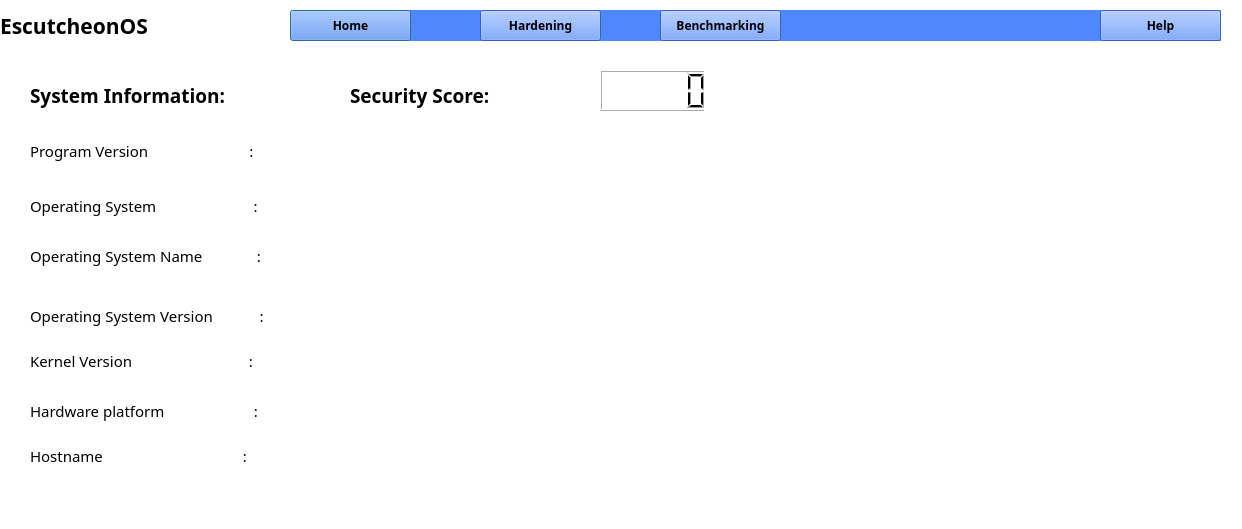
Above: homescreen.ui from aadityakm113/UBSecure before the change. Below: the same form after it.
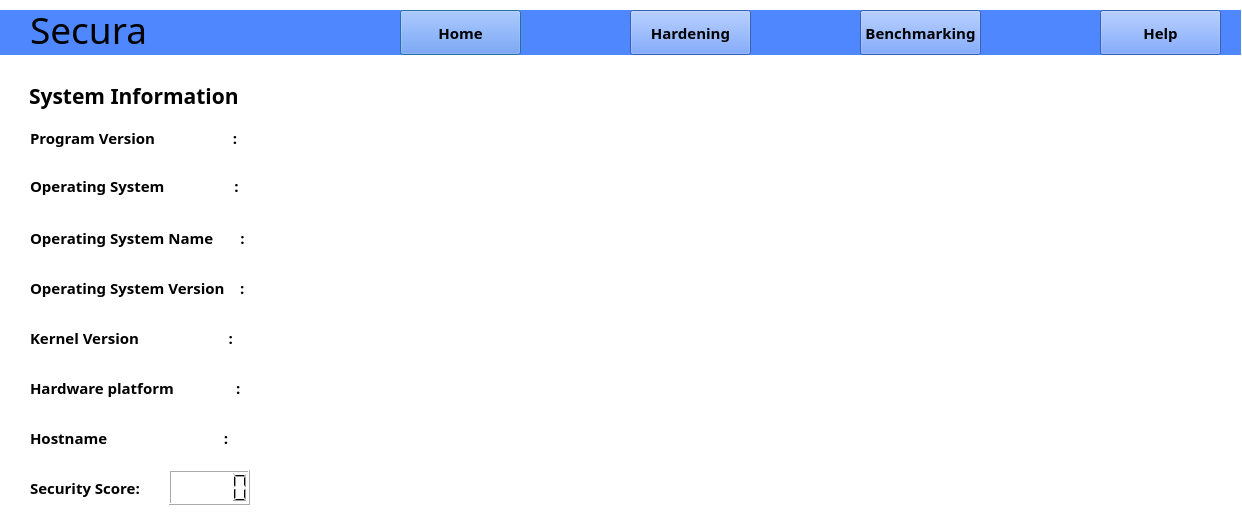
That is the form after the change. Icons and pictures are not drawn.

Patch:
```diff
--- a/homescreen.ui
+++ b/homescreen.ui
@@ -31,10 +31,10 @@
   <widget class="QLabel" name="bluebar">
    <property name="geometry">
     <rect>
-     <x>310</x>
+     <x>0</x>
      <y>10</y>
-     <width>911</width>
-     <height>31</height>
+     <width>1241</width>
+     <height>45</height>
     </rect>
    </property>
    <property name="styleSheet">
@@ -47,16 +47,16 @@
   <widget class="QPushButton" name="homebutton">
    <property name="geometry">
     <rect>
-     <x>290</x>
+     <x>400</x>
      <y>10</y>
      <width>121</width>
-     <height>31</height>
+     <height>45</height>
     </rect>
    </property>
    <property name="font">
     <font>
      <family>Segoe UI Semibold</family>
-     <pointsize>9</pointsize>
+     <pointsize>11</pointsize>
      <weight>75</weight>
      <bold>true</bold>
     </font>
@@ -72,16 +72,16 @@
   <widget class="QPushButton" name="hardeningbutton">
    <property name="geometry">
     <rect>
-     <x>480</x>
+     <x>630</x>
      <y>10</y>
      <width>121</width>
-     <height>31</height>
+     <height>45</height>
     </rect>
    </property>
    <property name="font">
     <font>
      <family>Segoe UI Semibold</family>
-     <pointsize>9</pointsize>
+     <pointsize>11</pointsize>
      <weight>75</weight>
      <bold>true</bold>
     </font>
@@ -97,16 +97,16 @@
   <widget class="QPushButton" name="benchmarkingbutton">
    <property name="geometry">
     <rect>
-     <x>660</x>
+     <x>860</x>
      <y>10</y>
      <width>121</width>
-     <height>31</height>
+     <height>45</height>
     </rect>
    </property>
    <property name="font">
     <font>
      <family>Segoe UI Semibold</family>
-     <pointsize>9</pointsize>
+     <pointsize>11</pointsize>
      <weight>75</weight>
      <bold>true</bold>
     </font>
@@ -122,22 +122,26 @@
   <widget class="QLabel" name="titlelabel">
    <property name="geometry">
     <rect>
-     <x>0</x>
-     <y>0</y>
-     <width>211</width>
-     <height>51</height>
+     <x>30</x>
+     <y>10</y>
+     <width>181</width>
+     <height>39</height>
     </rect>
    </property>
    <property name="font">
     <font>
-     <family>Segoe UI Semibold</family>
-     <pointsize>16</pointsize>
-     <weight>75</weight>
-     <bold>true</bold>
+     <family>Sitka</family>
+     <pointsize>28</pointsize>
+     <weight>50</weight>
+     <bold>false</bold>
     </font>
    </property>
+   <property name="styleSheet">
+    <string notr="true">background-color: rgb(79, 135, 255);
+</string>
+   </property>
    <property name="text">
-    <string>EscutcheonOS</string>
+    <string>Secura</string>
    </property>
   </widget>
   <widget class="QPushButton" name="helpbutton">
@@ -146,13 +150,13 @@
      <x>1100</x>
      <y>10</y>
      <width>121</width>
-     <height>31</height>
+     <height>45</height>
     </rect>
    </property>
    <property name="font">
     <font>
      <family>Segoe UI Semibold</family>
-     <pointsize>9</pointsize>
+     <pointsize>11</pointsize>
      <weight>75</weight>
      <bold>true</bold>
     </font>
@@ -168,26 +172,26 @@
   <widget class="QLCDNumber" name="lcdNumber">
    <property name="geometry">
     <rect>
-     <x>600</x>
-     <y>70</y>
-     <width>111</width>
-     <height>41</height>
+     <x>169</x>
+     <y>470</y>
+     <width>81</width>
+     <height>35</height>
     </rect>
    </property>
   </widget>
   <widget class="QLabel" name="securityscorelabel">
    <property name="geometry">
     <rect>
-     <x>350</x>
-     <y>70</y>
-     <width>191</width>
-     <height>51</height>
+     <x>30</x>
+     <y>470</y>
+     <width>131</width>
+     <height>35</height>
     </rect>
    </property>
    <property name="font">
     <font>
      <family>Segoe UI Semibold</family>
-     <pointsize>14</pointsize>
+     <pointsize>11</pointsize>
      <weight>75</weight>
      <bold>true</bold>
     </font>
@@ -199,47 +203,31 @@
   <widget class="QLabel" name="sysinfolabel">
    <property name="geometry">
     <rect>
-     <x>30</x>
+     <x>29</x>
      <y>70</y>
-     <width>250</width>
+     <width>251</width>
      <height>51</height>
     </rect>
    </property>
    <property name="font">
     <font>
      <family>Segoe UI Semibold</family>
-     <pointsize>14</pointsize>
+     <pointsize>16</pointsize>
      <weight>75</weight>
      <bold>true</bold>
     </font>
    </property>
    <property name="text">
-    <string>System Information:</string>
-   </property>
-  </widget>
-  <widget class="QLabel" name="bgpic">
-   <property name="geometry">
-    <rect>
-     <x>704</x>
-     <y>65</y>
-     <width>431</width>
-     <height>441</height>
-    </rect>
-   </property>
-   <property name="text">
-    <string/>
-   </property>
-   <property name="pixmap">
-    <pixmap>kk.jpg</pixmap>
+    <string>System Information</string>
    </property>
   </widget>
   <widget class="QLabel" name="progversion">
    <property name="geometry">
     <rect>
      <x>30</x>
-     <y>140</y>
-     <width>351</width>
-     <height>21</height>
+     <y>120</y>
+     <width>370</width>
+     <height>35</height>
     </rect>
    </property>
    <property name="minimumSize">
@@ -250,134 +238,148 @@
    </property>
    <property name="font">
     <font>
-     <family>Segoe UI Semilight</family>
+     <family>Segoe UI Semibold</family>
      <pointsize>11</pointsize>
+     <weight>75</weight>
+     <bold>true</bold>
     </font>
    </property>
    <property name="text">
-    <string>Program Version                          :</string>
+    <string>Program Version                    :</string>
    </property>
   </widget>
   <widget class="QLabel" name="os">
    <property name="geometry">
     <rect>
      <x>30</x>
-     <y>190</y>
+     <y>170</y>
      <width>361</width>
      <height>31</height>
     </rect>
    </property>
    <property name="font">
     <font>
-     <family>Segoe UI Light</family>
+     <family>Segoe UI Semibold</family>
      <pointsize>11</pointsize>
+     <weight>75</weight>
+     <bold>true</bold>
     </font>
    </property>
    <property name="text">
-    <string>Operating System                         :</string>
+    <string>Operating System                  :</string>
    </property>
   </widget>
   <widget class="QLabel" name="osname">
    <property name="geometry">
     <rect>
      <x>30</x>
-     <y>240</y>
+     <y>220</y>
      <width>361</width>
-     <height>31</height>
+     <height>35</height>
     </rect>
    </property>
    <property name="font">
     <font>
-     <family>Segoe UI Semilight</family>
+     <family>Segoe UI Semibold</family>
      <pointsize>11</pointsize>
+     <weight>75</weight>
+     <bold>true</bold>
     </font>
    </property>
    <property name="text">
-    <string>Operating System Name              :</string>
+    <string>Operating System Name       :</string>
    </property>
   </widget>
   <widget class="QLabel" name="osversion">
    <property name="geometry">
     <rect>
      <x>30</x>
-     <y>290</y>
+     <y>270</y>
      <width>371</width>
-     <height>51</height>
+     <height>35</height>
     </rect>
    </property>
    <property name="font">
     <font>
-     <family>Segoe UI Semilight</family>
+     <family>Segoe UI Semibold</family>
      <pointsize>11</pointsize>
+     <weight>75</weight>
+     <bold>true</bold>
     </font>
    </property>
    <property name="text">
-    <string>Operating System Version            : </string>
+    <string>Operating System Version    :  </string>
    </property>
   </widget>
   <widget class="QLabel" name="kernelversion">
    <property name="geometry">
     <rect>
      <x>30</x>
-     <y>340</y>
+     <y>320</y>
      <width>371</width>
-     <height>41</height>
+     <height>35</height>
     </rect>
    </property>
    <property name="font">
     <font>
-     <family>Segoe UI Semilight</family>
+     <family>Segoe UI Semibold</family>
      <pointsize>11</pointsize>
+     <weight>75</weight>
+     <bold>true</bold>
     </font>
    </property>
    <property name="text">
-    <string>Kernel Version                              :</string>
+    <string>Kernel Version                       :</string>
    </property>
   </widget>
   <widget class="QLabel" name="hardwareplatform">
    <property name="geometry">
     <rect>
      <x>30</x>
-     <y>390</y>
+     <y>370</y>
      <width>381</width>
-     <height>41</height>
+     <height>35</height>
     </rect>
    </property>
    <property name="font">
     <font>
-     <family>Segoe UI Semilight</family>
+     <family>Segoe UI Semibold</family>
      <pointsize>11</pointsize>
+     <weight>75</weight>
+     <bold>true</bold>
     </font>
    </property>
    <property name="text">
-    <string>Hardware platform                       :</string>
+    <string>Hardware platform                :</string>
    </property>
   </widget>
   <widget class="QLabel" name="hostnamelabel">
    <property name="geometry">
     <rect>
      <x>30</x>
-     <y>440</y>
+     <y>420</y>
      <width>381</width>
-     <height>31</height>
+     <height>35</height>
     </rect>
    </property>
    <property name="font">
     <font>
-     <family>Segoe UI Semilight</family>
+     <family>Segoe UI Semibold</family>
      <pointsize>11</pointsize>
+     <weight>75</weight>
+     <bold>true</bold>
     </font>
    </property>
    <property name="text">
-    <string>Hostname                                    :</string>
+    <string>Hostname                              :</string>
    </property>
   </widget>
   <widget class="QLabel" name="progversioninput">
    <property name="geometry">
     <rect>
-     <x>460</x>
-     <y>140</y>
-     <width>131</width>
+     <x>450</x>
+     <y>120</y>
+     <width>151</width>
      <height>31</height>
     </rect>
    </property>
@@ -388,9 +390,9 @@
   <widget class="QLabel" name="osinput">
    <property name="geometry">
     <rect>
-     <x>460</x>
-     <y>200</y>
-     <width>131</width>
+     <x>450</x>
+     <y>170</y>
+     <width>151</width>
      <height>31</height>
     </rect>
    </property>
@@ -401,9 +403,9 @@
   <widget class="QLabel" name="osnameinput">
    <property name="geometry">
     <rect>
-     <x>460</x>
-     <y>240</y>
-     <width>131</width>
+     <x>450</x>
+     <y>220</y>
+     <width>161</width>
      <height>31</height>
     </rect>
    </property>
@@ -414,9 +416,9 @@
   <widget class="QLabel" name="osversioninput">
    <property name="geometry">
     <rect>
-     <x>460</x>
-     <y>290</y>
-     <width>131</width>
+     <x>450</x>
+     <y>270</y>
+     <width>151</width>
      <height>31</height>
     </rect>
    </property>
@@ -427,9 +429,9 @@
   <widget class="QLabel" name="kernelversioninput">
    <property name="geometry">
     <rect>
-     <x>460</x>
-     <y>340</y>
-     <width>131</width>
+     <x>450</x>
+     <y>320</y>
+     <width>151</width>
      <height>31</height>
     </rect>
    </property>
@@ -440,9 +442,9 @@
   <widget class="QLabel" name="hardwareplatforminput">
    <property name="geometry">
     <rect>
-     <x>460</x>
-     <y>390</y>
-     <width>131</width>
+     <x>450</x>
+     <y>370</y>
+     <width>151</width>
      <height>31</height>
     </rect>
    </property>
@@ -453,9 +455,9 @@
   <widget class="QLabel" name="hostnameinput">
    <property name="geometry">
     <rect>
-     <x>460</x>
-     <y>430</y>
-     <width>131</width>
+     <x>450</x>
+     <y>420</y>
+     <width>151</width>
      <height>31</height>
     </rect>
    </property>
```
Left out of the diff: 18 changed lines with no effect on the pictures.
